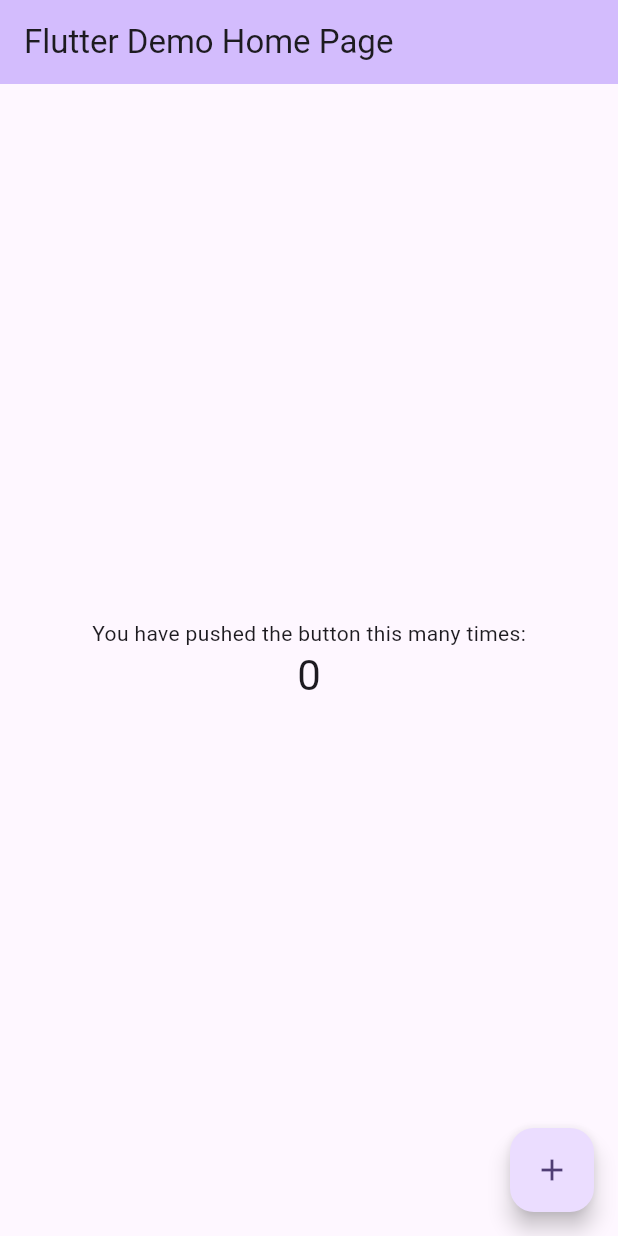
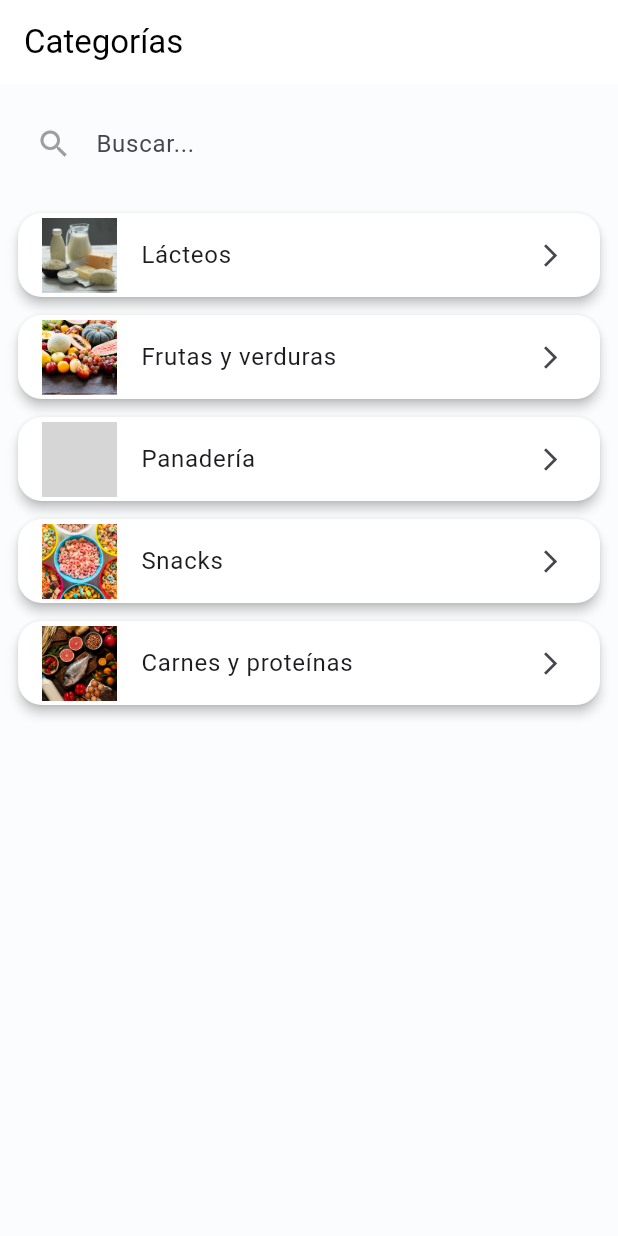
Before and after one commit to yesithflorez1019-pixel/TIENDA, a Flutter app: the screen it shows after launch, on a phone screen of 412 x 824 dp. Run offline on Flutter 3.47's test engine with Material 3 defaults, Android fonts, the phone set to English and light mode, and no system bars; grey boxes are pictures that could not be loaded.

Commit message:
Seccion Laura

```diff
--- a/lib/main.dart
+++ b/lib/main.dart
@@ -1,4 +1,7 @@
 import 'package:flutter/material.dart';
+import 'pages/categorias_page.dart';
+import 'styles/formato.dart';
+
 
 void main() {
   runApp(const MyApp());
@@ -7,116 +10,16 @@ void main() {
 class MyApp extends StatelessWidget {
   const MyApp({super.key});
 
-  // This widget is the root of your application.
   @override
   Widget build(BuildContext context) {
     return MaterialApp(
-      title: 'Flutter Demo',
-      theme: ThemeData(
-        // This is the theme of your application.
-        //
-        // TRY THIS: Try running your application with "flutter run". You'll see
-        // the application has a purple toolbar. Then, without quitting the app,
-        // try changing the seedColor in the colorScheme below to Colors.green
-        // and then invoke "hot reload" (save your changes or press the "hot
-        // reload" button in a Flutter-supported IDE, or press "r" if you used
-        // the command line to start the app).
-        //
-        // Notice that the counter didn't reset back to zero; the application
-        // state is not lost during the reload. To reset the state, use hot
-        // restart instead.
-        //
-        // This works for code too, not just values: Most code changes can be
-        // tested with just a hot reload.
-        colorScheme: ColorScheme.fromSeed(seedColor: Colors.deepPurple),
-      ),
-      home: const MyHomePage(title: 'Flutter Demo Home Page'),
+      title: 'Tienda',
+      theme: AppTheme.lightTheme,
+      darkTheme: AppTheme.darkTheme,
+      themeMode: ThemeMode.system,
+
+
+      home: const CategoriasPage(),
     );
   }
 }
-
-class MyHomePage extends StatefulWidget {
-  const MyHomePage({super.key, required this.title});
-
-  // This widget is the home page of your application. It is stateful, meaning
-  // that it has a State object (defined below) that contains fields that affect
-  // how it looks.
-
-  // This class is the configuration for the state. It holds the values (in this
-  // case the title) provided by the parent (in this case the App widget) and
-  // used by the build method of the State. Fields in a Widget subclass are
-  // always marked "final".
-
-  final String title;
-
-  @override
-  State<MyHomePage> createState() => _MyHomePageState();
-}
-
-class _MyHomePageState extends State<MyHomePage> {
-  int _counter = 0;
-
-  void _incrementCounter() {
-    setState(() {
-      // This call to setState tells the Flutter framework that something has
-      // changed in this State, which causes it to rerun the build method below
-      // so that the display can reflect the updated values. If we changed
-      // _counter without calling setState(), then the build method would not be
-      // called again, and so nothing would appear to happen.
-      _counter++;
-    });
-  }
-
-  @override
-  Widget build(BuildContext context) {
-    // This method is rerun every time setState is called, for instance as done
-    // by the _incrementCounter method above.
-    //
-    // The Flutter framework has been optimized to make rerunning build methods
-    // fast, so that you can just rebuild anything that needs updating rather
-    // than having to individually change instances of widgets.
-    return Scaffold(
-      appBar: AppBar(
-        // TRY THIS: Try changing the color here to a specific color (to
-        // Colors.amber, perhaps?) and trigger a hot reload to see the AppBar
-        // change color while the other colors stay the same.
-        backgroundColor: Theme.of(context).colorScheme.inversePrimary,
-        // Here we take the value from the MyHomePage object that was created by
-        // the App.build method, and use it to set our appbar title.
-        title: Text(widget.title),
-      ),
-      body: Center(
-        // Center is a layout widget. It takes a single child and positions it
-        // in the middle of the parent.
-        child: Column(
-          // Column is also a layout widget. It takes a list of children and
-          // arranges them vertically. By default, it sizes itself to fit its
-          // children horizontally, and tries to be as tall as its parent.
-          //
-          // Column has various properties to control how it sizes itself and
-          // how it positions its children. Here we use mainAxisAlignment to
-          // center the children vertically; the main axis here is the vertical
-          // axis because Columns are vertical (the cross axis would be
-          // horizontal).
-          //
-          // TRY THIS: Invoke "debug painting" (choose the "Toggle Debug Paint"
-          // action in the IDE, or press "p" in the console), to see the
-          // wireframe for each widget.
-          mainAxisAlignment: MainAxisAlignment.center,
-          children: <Widget>[
-            const Text('You have pushed the button this many times:'),
-            Text(
-              '$_counter',
-              style: Theme.of(context).textTheme.headlineMedium,
-            ),
-          ],
-        ),
-      ),
-      floatingActionButton: FloatingActionButton(
-        onPressed: _incrementCounter,
-        tooltip: 'Increment',
-        child: const Icon(Icons.add),
-      ), // This trailing comma makes auto-formatting nicer for build methods.
-    );
-  }
-}
--- /dev/null
+++ b/lib/pages/categorias_page.dart
@@ -0,0 +1,65 @@
+import 'package:flutter/material.dart';
+import '../widgets/categoria_card.dart';
+import 'productos_page.dart';
+
+class CategoriasPage extends StatelessWidget {
+  const CategoriasPage({super.key});
+
+  final List<Map<String, String>> categoriasData = const [
+    {'nombre': "Lácteos", 'imagen': "assets/lacteos.png"},
+    {'nombre': "Frutas y verduras", 'imagen': "assets/frutas.png"},
+    {'nombre': "Panadería", 'imagen': "assets/pan.png"},
+    {'nombre': "Snacks", 'imagen': "assets/snacks.png"},
+    {'nombre': "Carnes y proteínas", 'imagen': "assets/carnes.png"},
+  ];
+
+  void navigateToProducts(BuildContext context, String categoriaNombre) {
+    Navigator.push(
+      context,
+      MaterialPageRoute(
+        builder: (context) => ProductosPage(categoriaNombre: categoriaNombre),
+      ),
+    );
+  }
+
+  @override
+  Widget build(BuildContext context) {
+    return Scaffold(
+      appBar: AppBar(
+        title: const Text("Categorías"),
+      ),
+      body: Column(
+        children: [
+          Padding(
+            padding: const EdgeInsets.all(12.0),
+            child: const TextField(
+              decoration: InputDecoration(
+                hintText: "Buscar...",
+                prefixIcon: Icon(Icons.search),
+              ),
+            ),
+          ),
+
+          // Lista de categorías con scroll
+          Expanded(
+            child: ListView.builder(
+              itemCount: categoriasData.length,
+              itemBuilder: (context, index) {
+                final categoria = categoriasData[index];
+
+                return CategoriaCard(
+                  nombre: categoria['nombre']!,
+                  imagen: categoria['imagen']!,
+                  onTap: () {
+
+                    navigateToProducts(context, categoria['nombre']!);
+                  },
+                );
+              },
+            ),
+          ),
+        ],
+      ),
+    );
+  }
+}
--- /dev/null
+++ b/lib/styles/formato.dart
@@ -0,0 +1,62 @@
+import 'package:flutter/material.dart';
+
+class AppTheme {
+  // Tema claro
+  static ThemeData lightTheme = ThemeData(
+    brightness: Brightness.light,
+    scaffoldBackgroundColor: const Color(
+      0xFFFBFCFD,
+    ),
+    primaryColor: Colors.blue,
+
+    // Tarjetas
+    cardColor: Colors.white,
+    cardTheme: CardThemeData(
+      color: Colors.white,
+      elevation: 3,
+      margin: const EdgeInsets.symmetric(horizontal: 12, vertical: 8),
+      shape: RoundedRectangleBorder(borderRadius: BorderRadius.circular(16)),
+    ),
+
+    // AppBar (la parte de arriba)
+    appBarTheme: const AppBarTheme(
+      backgroundColor: Colors.white,
+      foregroundColor: Colors.black,
+      elevation: 0,
+    ),
+
+    // Barra de búsqueda (TextField)
+    inputDecorationTheme: const InputDecorationTheme(
+      filled: true,
+      fillColor: Color(0xFFFBFCFD), // mismo color que el fondo
+      border: OutlineInputBorder(
+        borderRadius: BorderRadius.all(Radius.circular(12)),
+        borderSide: BorderSide.none,
+      ),
+      prefixIconColor: Colors.grey,
+    ),
+  );
+
+  // Tema oscuro
+  static ThemeData darkTheme = ThemeData(
+    brightness: Brightness.dark,
+    scaffoldBackgroundColor: Colors.black,
+    primaryColor: Colors.blue,
+
+    // Tarjetas en oscuro
+    cardColor: Colors.grey[850],
+    cardTheme: CardThemeData(
+      color: const Color(0xFF1E1E1E), // gris oscuro fijo
+      elevation: 3,
+      margin: const EdgeInsets.symmetric(horizontal: 12, vertical: 8),
+      shape: RoundedRectangleBorder(borderRadius: BorderRadius.circular(16)),
+    ),
+
+    // AppBar oscuro
+    appBarTheme: const AppBarTheme(
+      backgroundColor: Colors.black,
+      foregroundColor: Colors.white,
+      elevation: 0,
+    ),
+  );
+}
--- /dev/null
+++ b/lib/widgets/categoria_card.dart
@@ -0,0 +1,27 @@
+import 'package:flutter/material.dart';
+
+class CategoriaCard extends StatelessWidget {
+  final String nombre;
+  final String imagen;
+  final VoidCallback onTap;
+
+  const CategoriaCard({
+    super.key,
+    required this.nombre,
+    required this.imagen,
+    required this.onTap,
+  });
+
+  @override
+  Widget build(BuildContext context) {
+    return Card(
+      margin: const EdgeInsets.symmetric(horizontal: 12, vertical: 6),
+      child: ListTile(
+        leading: Image.asset(imagen, width: 50, height: 50, fit: BoxFit.cover),
+        title: Text(nombre),
+        trailing: const Icon(Icons.arrow_forward_ios, size: 18),
+        onTap: onTap,
+      ),
+    );
+  }
+}
```
Also changed, not shown: lib/pages/productos_page.dart (added, +74 -0 lines), lib/widgets/producto_card.dart (added, +97 -0 lines), pubspec.yaml (+2 -33 lines), assets/carnes.png (added), assets/frutas.png (added), assets/lacteos.png (added), assets/snacks.png (added), pubspec.lock, 1 other file.
